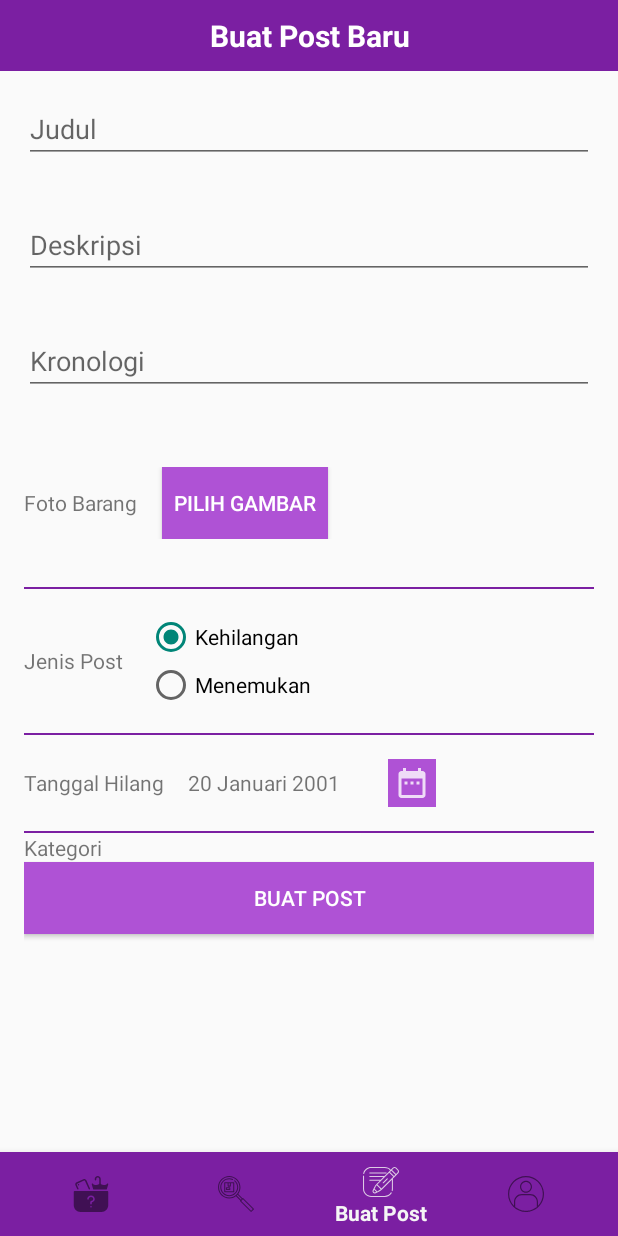
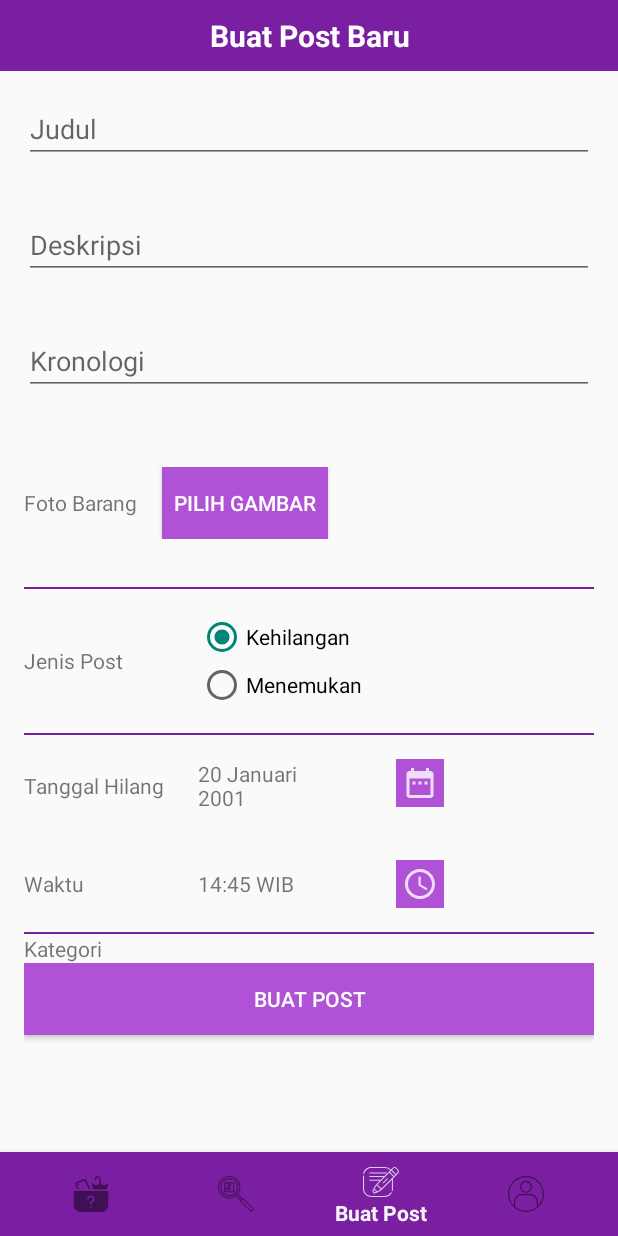
Before and after one commit to ratoz/BarangHilang, an Android app: the fragment halamanPosting placed in its activity, item 3 of the bottom bar chosen, on a phone screen of 412 x 824 dp. Run offline under Robolectric (Android 15) with nearby library versions, the phone set to English and light mode, and no system bars; our stand-ins replace Firebase (no records; nobody signed in at launch, a user with empty details on screens opened directly).

Commit message:
Update Layout Posting v0.0.7

```diff
--- a/app/src/main/java/com/pamair/baranghilang/halamanPosting.java
+++ b/app/src/main/java/com/pamair/baranghilang/halamanPosting.java
@@ -22,45 +22,45 @@ import android.widget.RadioButton;
 import android.widget.RadioGroup;
 import android.widget.TextView;
 
+import androidx.annotation.NonNull;
 import androidx.annotation.Nullable;
 import androidx.core.app.ActivityCompat;
 import androidx.fragment.app.DialogFragment;
 import androidx.fragment.app.Fragment;
+import androidx.fragment.app.FragmentManager;
 
 import com.google.firebase.storage.FirebaseStorage;
 import com.google.firebase.storage.StorageReference;
 import com.pamair.baranghilang.references.DatePickerFragment;
+import com.pamair.baranghilang.references.TimePickerFragment;
 
 import java.io.InputStream;
 import java.util.Calendar;
 
 public class halamanPosting extends Fragment {
+
+    /*Declare Variable*/
     private View postView;
     private TextView tvDateFoundLost;
-    private TextView calendar;
-    private RadioButton radioButton;
-    private EditText edtTitle;
-    private EditText edtDescription;
-    private EditText edtChronology;
+    private TextView tvTimeFoundLost;
+    private TextView calendar,clock;
+    private EditText edtTitle,edtDescription,edtChronology;
     private Button btnUploadImage;
     private ImageView imgPreview;
     private RadioGroup rdgPost;
     private RadioButton rdbFound;
     private RadioButton rdbLost;
     private ImageView btnCalendar;
+    private ImageView btnClock;
     private Calendar myCalendar;
     private DatePickerDialog.OnDateSetListener date;
 
-    //private Uri imgPath;
-    //private  final int PICK_IMAGE_REQUEST = 22;
-
-    //FirebaseStorage storage;
-    //StorageReference storageReference;
-
+    /*Constructor*/
     public halamanPosting(){
 
     }
 
+    /*Initialitation Variable*/
     public void init() {
         edtTitle =  postView.findViewById(R.id.edtTitle);
         edtDescription = postView.findViewById(R.id.edtDescription);
@@ -68,12 +68,12 @@ public class halamanPosting extends Fragment {
         btnUploadImage = postView.findViewById(R.id.btnChooseImage);
         imgPreview = postView.findViewById(R.id.imgPreview);
         tvDateFoundLost = postView.findViewById(R.id.tvDateFoundLostToggle);
+        tvTimeFoundLost = postView.findViewById(R.id.tvTimeFoundLost);
         rdgPost = postView.findViewById(R.id.rdgPost);
         btnCalendar = postView.findViewById(R.id.btnDateFoundLost);
+        btnClock = postView.findViewById(R.id.btnTimeFoundLost);
         calendar = postView.findViewById(R.id.tvDateFoundLost);
-
-        //storage = FirebaseStorage.getInstance();
-        //storageReference = storage.getReference();
+        clock = postView.findViewById(R.id.tvTimeFoundLost);
     }
 
     @Override
@@ -81,13 +81,31 @@ public class halamanPosting extends Fragment {
                              Bundle savedInstanceState) {
         postView = inflater.inflate(R.layout.halaman_posting, container, false);
         // Inflate the layout for this fragment
-        init();
-        onSelectedPostType();
-        onSelectedDateTime();
+
         return postView;
     }
 
-    private void onSelectedDateTime() {
+    @Override
+    public void onViewCreated(@NonNull View view, @Nullable Bundle savedInstanceState) {
+        super.onViewCreated(view, savedInstanceState);
+        init();
+        onSelectedPostType();
+        onSelectedDate();
+        onSelectedTime();
+    }
+
+    private void onSelectedTime() {
+        btnClock.setOnClickListener(new View.OnClickListener() {
+            @Override
+            public void onClick(View v) {
+                DialogFragment newFragment = new TimePickerFragment();
+                newFragment.show(getChildFragmentManager(),"Clock");
+            }
+        });
+
+    }
+
+    private void onSelectedDate() {
         btnCalendar.setOnClickListener(new View.OnClickListener() {
             @Override
             public void onClick(View v) {
@@ -131,7 +149,6 @@ public class halamanPosting extends Fragment {
         String month;
         public void onDateSet(DatePicker view, int year, int monthOfYear,
                               int dayOfMonth) {
-
             monthOfYear++;
             switch(monthOfYear){
                 case 1:
--- /dev/null
+++ b/app/src/main/res/drawable-anydpi/ic_clock.xml
@@ -0,0 +1,11 @@
+<vector xmlns:android="http://schemas.android.com/apk/res/android"
+    android:width="24dp"
+    android:height="24dp"
+    android:viewportWidth="24"
+    android:viewportHeight="24"
+    android:tint="#FFFFFF"
+    android:alpha="0.8">
+    <path
+        android:fillColor="#FF000000"
+        android:pathData="M11.99,2C6.47,2 2,6.48 2,12s4.47,10 9.99,10C17.52,22 22,17.52 22,12S17.52,2 11.99,2zM12,20c-4.42,0 -8,-3.58 -8,-8s3.58,-8 8,-8 8,3.58 8,8 -3.58,8 -8,8zM12.5,7L11,7v6l5.25,3.15 0.75,-1.23 -4.5,-2.67z"/>
+</vector>
--- a/app/src/main/res/layout/halaman_posting.xml
+++ b/app/src/main/res/layout/halaman_posting.xml
@@ -96,7 +96,7 @@
                 android:paddingVertical="16dp">
 
                 <TextView
-                    android:layout_width="wrap_content"
+                    android:layout_width="100dp"
                     android:layout_height="wrap_content"
                     android:text="Jenis Post"
                     android:layout_gravity="center_vertical"
@@ -139,14 +139,14 @@
 
                 <TextView
                     android:id="@+id/tvDateFoundLostToggle"
-                    android:layout_width="wrap_content"
+                    android:layout_width="100dp"
                     android:layout_height="wrap_content"
                     android:text="Tanggal Hilang"
                     android:layout_gravity="center_vertical"/>
 
                 <TextView
                     android:id="@+id/tvDateFoundLost"
-                    android:layout_width="wrap_content"
+                    android:layout_width="100dp"
                     android:layout_height="wrap_content"
                     android:layout_gravity="center_vertical"
                     android:layout_marginHorizontal="16dp"
@@ -158,6 +158,39 @@
                     android:layout_width="wrap_content"
                     android:layout_height="wrap_content"
                     android:src="@drawable/ic_calender"
+                    android:layout_marginHorizontal="16dp"
+                    android:background="@color/colorPrimaryLight"
+                    android:padding="4dp"/>
+
+            </LinearLayout>
+
+            <LinearLayout
+                android:layout_width="match_parent"
+                android:layout_height="wrap_content"
+                android:orientation="horizontal"
+                android:paddingVertical="16dp">
+
+                <TextView
+                    android:id="@+id/tvTimeFoundLostToggle"
+                    android:layout_width="100dp"
+                    android:layout_height="wrap_content"
+                    android:text="Waktu"
+                    android:layout_gravity="center_vertical"/>
+
+                <TextView
+                    android:id="@+id/tvTimeFoundLost"
+                    android:layout_width="100dp"
+                    android:layout_height="wrap_content"
+                    android:layout_gravity="center_vertical"
+                    android:layout_marginHorizontal="16dp"
+                    android:text="14:45 WIB"/>
+
+
+                <ImageView
+                    android:id="@+id/btnTimeFoundLost"
+                    android:layout_width="wrap_content"
+                    android:layout_height="wrap_content"
+                    android:src="@drawable/ic_clock"
                     android:layout_marginHorizontal="16dp"
                     android:background="@color/colorPrimaryLight"
                     android:padding="4dp"/>
```
Also changed, not shown: app/src/main/java/Model/PostData.java (+66 -16 lines), app/src/main/java/com/pamair/baranghilang/references/TimePickerFragment.java (added, +30 -0 lines), app/src/main/res/drawable-hdpi/ic_clock.png (added), app/src/main/res/drawable-mdpi/ic_clock.png (added), app/src/main/res/drawable-xhdpi/ic_clock.png (added), app/src/main/res/drawable-xxhdpi/ic_clock.png (added).
